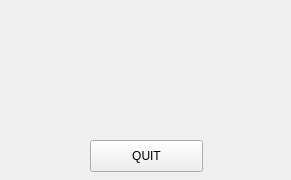
This is 2_signal_and_slots/widget.ui in mcleolee/QT_REPOSITORY as Qt 5 draws it before an edit. The edited form follows.
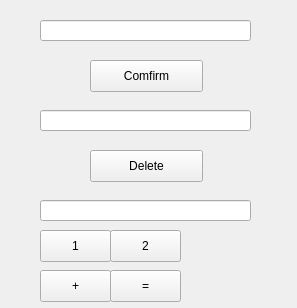
This is the edited form.

The edit to the form file:
```diff
--- a/2_signal_and_slots/widget.ui
+++ b/2_signal_and_slots/widget.ui
@@ -6,27 +6,122 @@
    <rect>
     <x>0</x>
     <y>0</y>
-    <width>291</width>
-    <height>180</height>
+    <width>297</width>
+    <height>308</height>
    </rect>
   </property>
   <property name="windowTitle">
    <string>Widget</string>
   </property>
-  <widget class="QPushButton" name="QUIT">
+  <widget class="QLineEdit" name="edit_comfirm">
    <property name="geometry">
     <rect>
+     <x>40</x>
+     <y>20</y>
+     <width>211</width>
+     <height>21</height>
+    </rect>
+   </property>
+   <property name="text">
+    <string/>
+   </property>
+  </widget>
+  <widget class="QPushButton" name="comfirm_pushButton">
+   <property name="geometry">
+    <rect>
      <x>90</x>
-     <y>140</y>
+     <y>60</y>
      <width>113</width>
      <height>32</height>
     </rect>
    </property>
-   <property name="mouseTracking">
-    <bool>false</bool>
+   <property name="text">
+    <string>Comfirm</string>
    </property>
+  </widget>
+  <widget class="QLineEdit" name="edit_delete">
+   <property name="geometry">
+    <rect>
+     <x>40</x>
+     <y>110</y>
+     <width>211</width>
+     <height>21</height>
+    </rect>
+   </property>
+  </widget>
+  <widget class="QPushButton" name="delete_pushButton_2">
+   <property name="geometry">
+    <rect>
+     <x>90</x>
+     <y>150</y>
+     <width>113</width>
+     <height>32</height>
+    </rect>
+   </property>
    <property name="text">
-    <string>QUIT</string>
+    <string>Delete</string>
+   </property>
+  </widget>
+  <widget class="QLineEdit" name="edit_3">
+   <property name="geometry">
+    <rect>
+     <x>40</x>
+     <y>200</y>
+     <width>211</width>
+     <height>21</height>
+    </rect>
+   </property>
+  </widget>
+  <widget class="QPushButton" name="one_pushButton">
+   <property name="geometry">
+    <rect>
+     <x>40</x>
+     <y>230</y>
+     <width>71</width>
+     <height>32</height>
+    </rect>
+   </property>
+   <property name="text">
+    <string>1</string>
+   </property>
+  </widget>
+  <widget class="QPushButton" name="two_pushButton_2">
+   <property name="geometry">
+    <rect>
+     <x>110</x>
+     <y>230</y>
+     <width>71</width>
+     <height>32</height>
+    </rect>
+   </property>
+   <property name="text">
+    <string>2</string>
+   </property>
+  </widget>
+  <widget class="QPushButton" name="add_pushButton">
+   <property name="geometry">
+    <rect>
+     <x>40</x>
+     <y>270</y>
+     <width>71</width>
+     <height>32</height>
+    </rect>
+   </property>
+   <property name="text">
+    <string>+</string>
+   </property>
+  </widget>
+  <widget class="QPushButton" name="equal_pushButton">
+   <property name="geometry">
+    <rect>
+     <x>110</x>
+     <y>270</y>
+     <width>71</width>
+     <height>32</height>
+    </rect>
+   </property>
+   <property name="text">
+    <string>=</string>
    </property>
   </widget>
  </widget>
```
